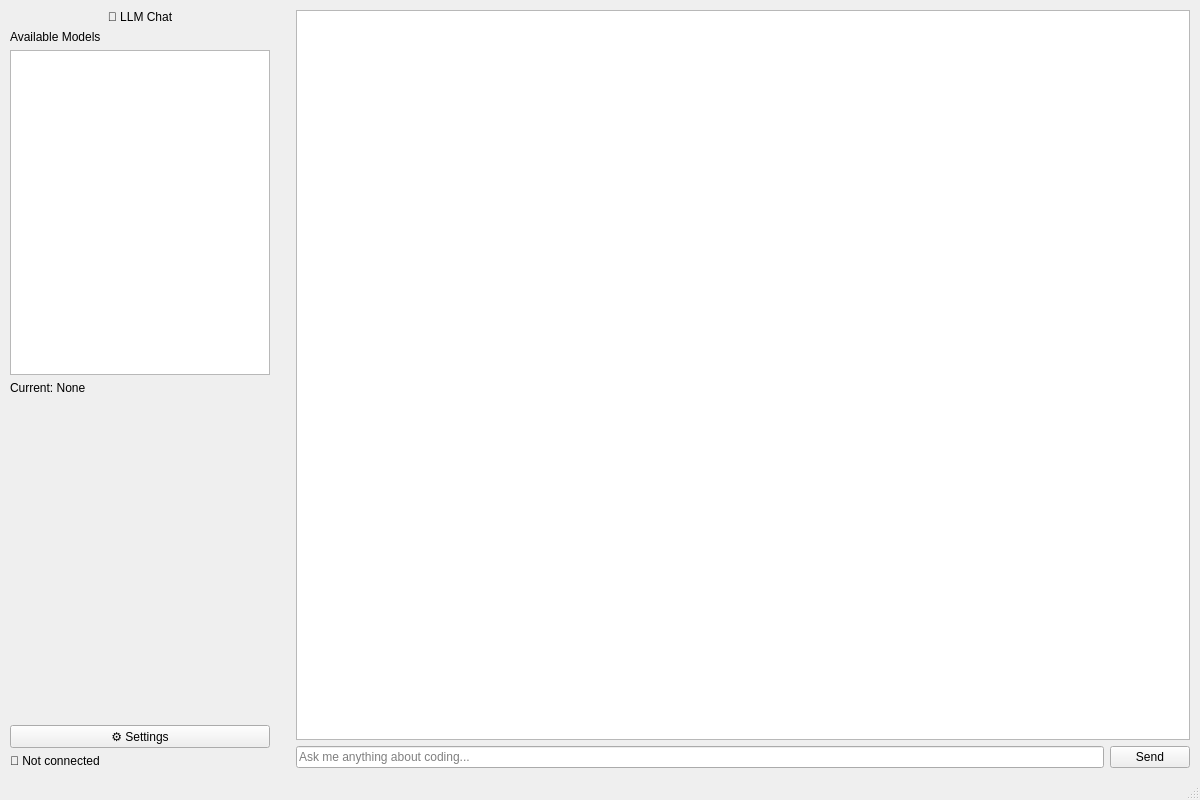
Qt form ui_designer/main_window.ui (Arean82/llm_chat_app) before a commit.
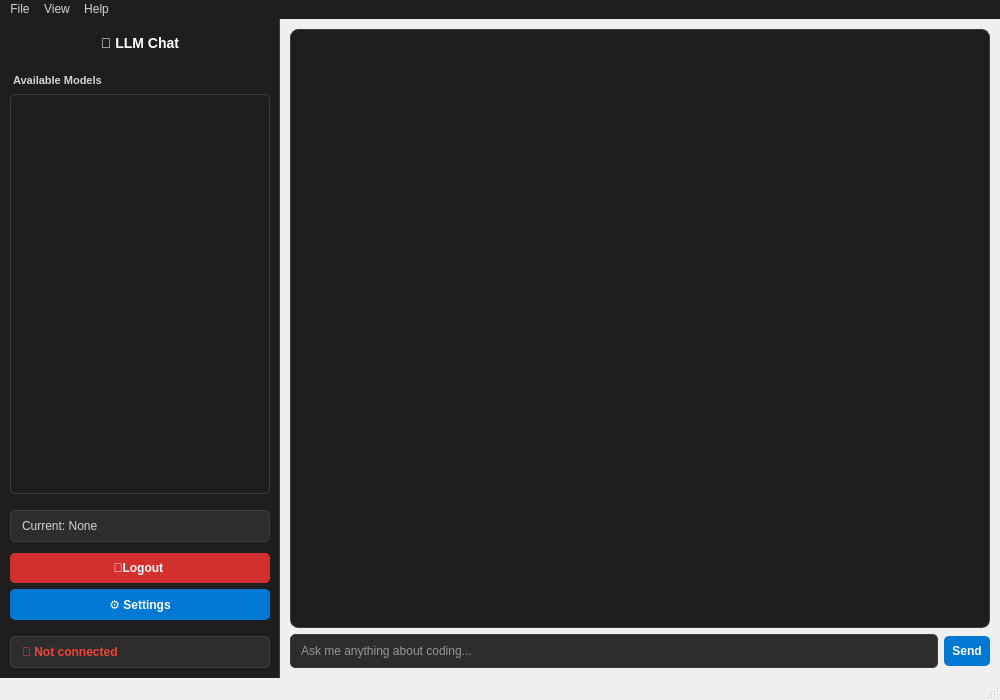
The same form after that commit.

Commit message: Refactor chat worker and UI components for enhanced functionality and styling

```diff
--- a/ui_designer/main_window.ui
+++ b/ui_designer/main_window.ui
@@ -6,15 +6,24 @@
    <rect>
     <x>0</x>
     <y>0</y>
-    <width>1200</width>
-    <height>800</height>
+    <width>1000</width>
+    <height>700</height>
    </rect>
   </property>
+  <property name="minimumSize">
+   <size>
+    <width>1000</width>
+    <height>700</height>
+   </size>
+  </property>
   <property name="windowTitle">
    <string>LLM Chat App</string>
   </property>
   <widget class="QWidget" name="centralwidget">
-   <layout class="QHBoxLayout" name="horizontalLayout">
+   <layout class="QHBoxLayout" name="main_layout" stretch="3,7">
+    <property name="spacing">
+     <number>0</number>
+    </property>
     <property name="leftMargin">
      <number>0</number>
     </property>
@@ -29,13 +38,25 @@
     </property>
     <item>
      <widget class="QWidget" name="sidebar" native="true">
+      <property name="minimumSize">
+       <size>
+        <width>250</width>
+        <height>0</height>
+       </size>
+      </property>
       <property name="maximumSize">
        <size>
         <width>280</width>
         <height>16777215</height>
        </size>
       </property>
-      <layout class="QVBoxLayout" name="verticalLayout">
+      <property name="styleSheet">
+       <string notr="true">#sidebar {
+    background-color: #1e1e1e;
+    border-right: 1px solid #3c3c3c;
+}</string>
+      </property>
+      <layout class="QVBoxLayout" name="sidebar_layout">
        <property name="leftMargin">
         <number>10</number>
        </property>
@@ -49,7 +70,14 @@
         <number>10</number>
        </property>
        <item>
-        <widget class="QLabel" name="headerLabel">
+        <widget class="QLabel" name="header">
+         <property name="styleSheet">
+          <string notr="true">color: #ffffff;
+font-size: 14px;
+font-weight: bold;
+font-family: Arial;
+padding: 5px;</string>
+         </property>
          <property name="text">
           <string>🤖 LLM Chat</string>
          </property>
@@ -59,17 +87,62 @@
         </widget>
        </item>
        <item>
-        <widget class="QLabel" name="modelsLabel">
+        <widget class="QLabel" name="model_label">
+         <property name="styleSheet">
+          <string notr="true">color: #d4d4d4;
+font-size: 11px;
+font-weight: bold;
+font-family: Arial;
+margin-top: 10px;</string>
+         </property>
          <property name="text">
           <string>Available Models</string>
          </property>
         </widget>
        </item>
        <item>
-        <widget class="QListWidget" name="model_list"/>
+        <widget class="QListWidget" name="model_list">
+         <property name="maximumSize">
+          <size>
+           <width>16777215</width>
+           <height>400</height>
+          </size>
+         </property>
+         <property name="styleSheet">
+          <string notr="true">QListWidget {
+    background-color: #1e1e1e;
+    color: #d4d4d4;
+    border: 1px solid #3c3c3c;
+    border-radius: 5px;
+    padding: 5px;
+}
+QListWidget::item {
+    padding: 8px;
+    border-bottom: 1px solid #3c3c3c;
+    color: #d4d4d4;
+}
+QListWidget::item:selected {
+    background-color: #0078d4;
+    color: white;
+}
+QListWidget::item:hover {
+    background-color: #2d2d2d;
+}</string>
+         </property>
+        </widget>
        </item>
        <item>
         <widget class="QLabel" name="current_model_label">
+         <property name="styleSheet">
+          <string notr="true">QLabel {
+    background-color: #2d2d2d;
+    color: #d4d4d4;
+    padding: 8px;
+    border-radius: 5px;
+    margin-top: 10px;
+    border: 1px solid #3c3c3c;
+}</string>
+         </property>
          <property name="text">
           <string>Current: None</string>
          </property>
@@ -79,20 +152,47 @@
         </widget>
        </item>
        <item>
-        <spacer name="verticalSpacer">
-         <property name="orientation">
-          <enum>Qt::Vertical</enum>
+        <widget class="QPushButton" name="logout_btn">
+         <property name="styleSheet">
+          <string notr="true">QPushButton {
+    background-color: #d32f2f;
+    border: none;
+    border-radius: 5px;
+    padding: 8px;
+    color: white;
+    font-weight: bold;
+    margin-top: 5px;
+}
+QPushButton:hover {
+    background-color: #b71c1c;
+}
+QPushButton:pressed {
+    background-color: #9a0007;
+}</string>
          </property>
-         <property name="sizeHint" stdset="0">
-          <size>
-           <width>20</width>
-           <height>40</height>
-          </size>
+         <property name="text">
+          <string>🚪Logout </string>
          </property>
-        </spacer>
+        </widget>
        </item>
        <item>
         <widget class="QPushButton" name="settings_btn">
+         <property name="styleSheet">
+          <string notr="true">QPushButton {
+    background-color: #0078d4;
+    border: none;
+    border-radius: 5px;
+    padding: 8px;
+    color: white;
+    font-weight: bold;
+}
+QPushButton:hover {
+    background-color: #106ebe;
+}
+QPushButton:pressed {
+    background-color: #005a9e;
+}</string>
+         </property>
          <property name="text">
           <string>⚙️ Settings</string>
          </property>
@@ -100,6 +200,17 @@
        </item>
        <item>
         <widget class="QLabel" name="status_label">
+         <property name="styleSheet">
+          <string notr="true">QLabel {
+    padding: 8px;
+    margin-top: 10px;
+    color: #f44336;
+    background-color: #2d2d2d;
+    border-radius: 5px;
+    font-weight: bold;
+    border: 1px solid #3c3c3c;
+}</string>
+         </property>
          <property name="text">
           <string>🔴 Not connected</string>
          </property>
@@ -109,8 +220,13 @@
      </widget>
     </item>
     <item>
-     <widget class="QWidget" name="chatArea" native="true">
-      <layout class="QVBoxLayout" name="verticalLayout_2">
+     <widget class="QWidget" name="chat_area" native="true">
+      <property name="styleSheet">
+       <string notr="true">#chat-area {
+    background-color: #252526;
+}</string>
+      </property>
+      <layout class="QVBoxLayout" name="chat_layout">
        <property name="leftMargin">
         <number>10</number>
        </property>
@@ -125,15 +241,42 @@
        </property>
        <item>
         <widget class="QTextEdit" name="chat_display">
+         <property name="font">
+          <font>
+           <family>Consolas</family>
+           <pointsize>10</pointsize>
+          </font>
+         </property>
+         <property name="styleSheet">
+          <string notr="true">QTextEdit {
+    background-color: #1e1e1e;
+    color: #d4d4d4;
+    border: 1px solid #3c3c3c;
+    border-radius: 8px;
+    padding: 10px;
+}</string>
+         </property>
          <property name="readOnly">
           <bool>true</bool>
          </property>
         </widget>
        </item>
        <item>
-        <layout class="QHBoxLayout" name="horizontalLayout_2">
+        <layout class="QHBoxLayout" name="input_layout">
          <item>
           <widget class="QLineEdit" name="input_field">
+           <property name="styleSheet">
+            <string notr="true">QLineEdit {
+    background-color: #2d2d2d;
+    color: #ffffff;
+    border: 1px solid #3c3c3c;
+    border-radius: 5px;
+    padding: 8px;
+}
+QLineEdit:focus {
+    border: 1px solid #0078d4;
+}</string>
+           </property>
            <property name="placeholderText">
             <string>Ask me anything about coding...</string>
            </property>
@@ -141,6 +284,31 @@
          </item>
          <item>
           <widget class="QPushButton" name="send_btn">
+           <property name="maximumSize">
+            <size>
+             <width>80</width>
+             <height>16777215</height>
+            </size>
+           </property>
+           <property name="styleSheet">
+            <string notr="true">QPushButton {
+    background-color: #0078d4;
+    border: none;
+    border-radius: 5px;
+    padding: 8px;
+    color: white;
+    font-weight: bold;
+}
+QPushButton:hover {
+    background-color: #106ebe;
+}
+QPushButton:pressed {
+    background-color: #005a9e;
+}
+QPushButton:disabled {
+    background-color: #3c3c3c;
+}</string>
+           </property>
            <property name="text">
             <string>Send</string>
            </property>
@@ -161,10 +329,52 @@
     <rect>
      <x>0</x>
      <y>0</y>
-     <width>1200</width>
+     <width>1000</width>
      <height>22</height>
     </rect>
    </property>
+   <property name="styleSheet">
+    <string notr="true">QMenuBar {
+    background-color: #1e1e1e;
+    color: #d4d4d4;
+}
+QMenuBar::item:selected {
+    background-color: #0078d4;
+}
+QMenu {
+    background-color: #1e1e1e;
+    color: #d4d4d4;
+    border: 1px solid #3c3c3c;
+}
+QMenu::item:selected {
+    background-color: #0078d4;
+}</string>
+   </property>
+   <widget class="QMenu" name="menuFile">
+    <property name="title">
+     <string>File</string>
+    </property>
+    <addaction name="actionNew_Conversation"/>
+    <addaction name="actionSave_Conversation"/>
+    <addaction name="actionLoad_Conversation"/>
+    <addaction name="separator"/>
+    <addaction name="actionExit"/>
+   </widget>
+   <widget class="QMenu" name="menuView">
+    <property name="title">
+     <string>View</string>
+    </property>
+    <addaction name="actionClear_Chat"/>
+   </widget>
+   <widget class="QMenu" name="menuHelp">
+    <property name="title">
+     <string>Help</string>
+    </property>
+    <addaction name="actionAbout"/>
+   </widget>
+   <addaction name="menuFile"/>
+   <addaction name="menuView"/>
+   <addaction name="menuHelp"/>
   </widget>
   <widget class="QStatusBar" name="statusbar"/>
  </widget>
```
Left out of the diff: 56 changed lines with no effect on the pictures. The commit also changes 12 other files.
